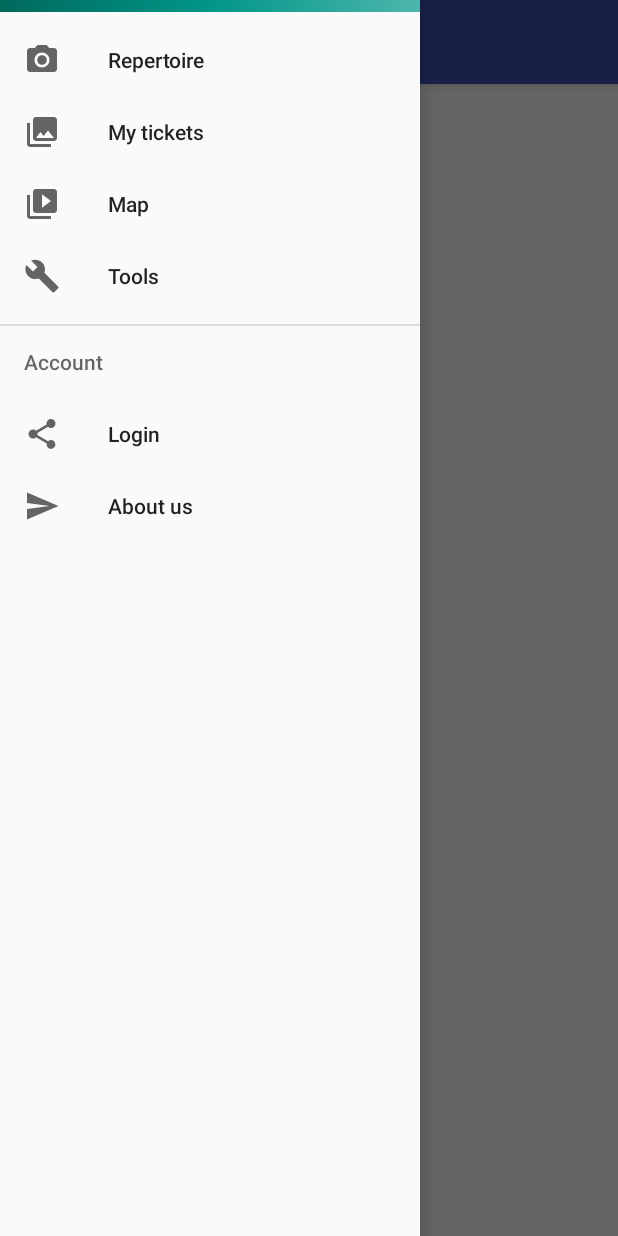
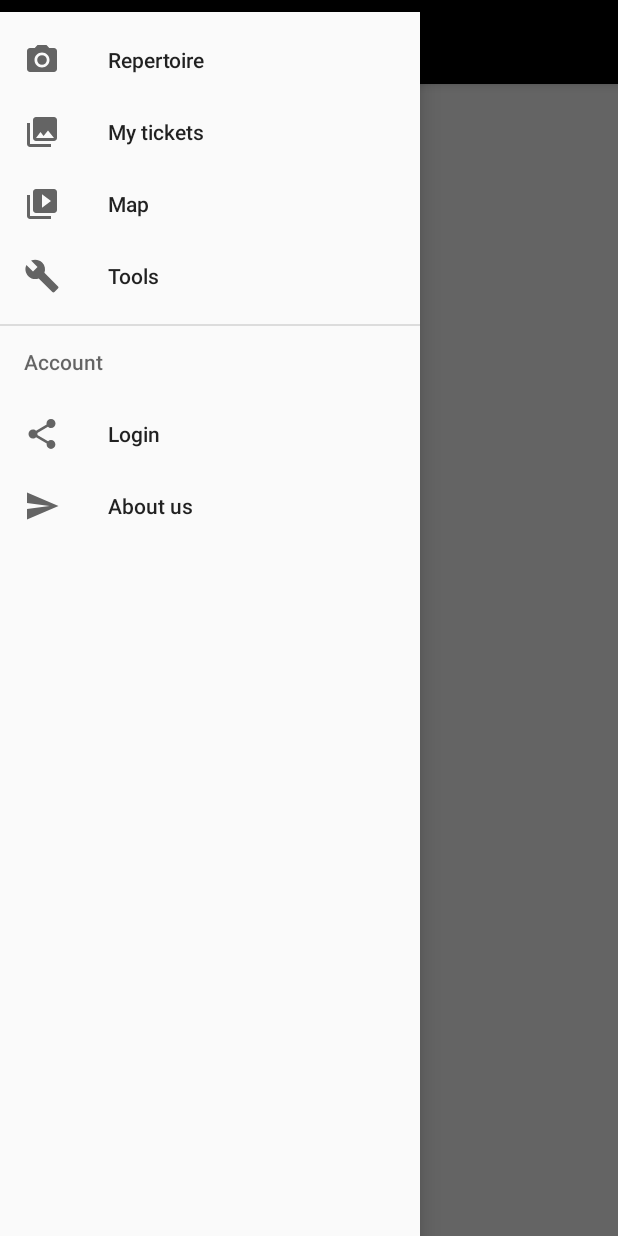
Before and after one commit to ryfles2/Theatr, an Android app: the screen it shows after launch (MenuTheaterActivity), with the side drawer open, on a phone screen of 412 x 824 dp. Run offline under Robolectric (Android 15) with nearby library versions, the phone set to English and light mode, and no system bars; our stand-ins replace Firebase (no records; nobody signed in at launch, a user with empty details on screens opened directly), Picasso; libraries missing offline, so code that uses them is left out: com.paypal.android; 4 statements that could not run were skipped.

Commit message:
czarne kolory + wstęp  do 2 języków

```diff
--- a/app/src/main/res/layout/fragment_repertoire.xml
+++ b/app/src/main/res/layout/fragment_repertoire.xml
@@ -18,7 +18,8 @@
     <TextView
         android:id="@+id/repertuarInfo"
         android:layout_width="match_parent"
-        android:layout_height="wrap_content"
+        android:layout_height="0dp"
+        android:layout_weight="1"
         android:layout_alignParentBottom="true"
         android:background="@android:color/darker_gray"
         android:gravity="center"
--- a/app/src/main/res/layout/nav_header_menu_theater.xml
+++ b/app/src/main/res/layout/nav_header_menu_theater.xml
@@ -3,7 +3,7 @@
     xmlns:app="http://schemas.android.com/apk/res-auto"
     android:layout_width="match_parent"
     android:layout_height="@dimen/nav_header_height"
-    android:background="@drawable/side_nav_bar"
+    android:background="@android:color/black"
     android:gravity="bottom"
     android:orientation="vertical"
     android:paddingBottom="@dimen/activity_vertical_margin"
@@ -14,10 +14,10 @@
 
     <ImageView
         android:id="@+id/imageView"
-        android:layout_width="wrap_content"
-        android:layout_height="wrap_content"
+        android:layout_width="100dp"
+        android:layout_height="100dp"
         android:paddingTop="@dimen/nav_header_vertical_spacing"
-        app:srcCompat="@mipmap/ic_launcher_round" />
+        app:srcCompat="@mipmap/theatre512" />
 
     <TextView
         android:id="@+id/txtFullName"
--- a/app/src/main/res/menu/activity_menu_theater_drawer.xml
+++ b/app/src/main/res/menu/activity_menu_theater_drawer.xml
@@ -7,7 +7,7 @@
         <item
             android:id="@+id/nav_Repertoire"
             android:icon="@drawable/ic_menu_camera"
-            android:title="Repertoire" />
+            android:title="@string/repertoire_category" />
         <item
             android:id="@+id/nav_MyTickets"
             android:icon="@drawable/ic_menu_gallery"
--- a/app/src/main/res/values/strings.xml
+++ b/app/src/main/res/values/strings.xml
@@ -1,5 +1,5 @@
 <resources>
-    <string name="app_name">Theatre</string>
+    <string name="app_name">M and R Theathre</string>
     <string name="label_google_sign_in">Firebase + Google Sign In</string>
     <string name="desc_google_sign_in">Use a Google Sign In credential to authenticate with Firebase.</string>
 
@@ -68,6 +68,7 @@
 
     <string name="twitter_status_fmt">Twitter User: %s</string>
     <string name="twitter_title_text">Twitter Login</string>
+    <string name="repertoire_category">Repertoire</string>
 
     <string name="firebaseui_status_fmt">Firebase User: %s</string>
     <string name="firebaseui_title_text">FirebaseUI Auth</string>
--- a/app/src/main/res/values/styles.xml
+++ b/app/src/main/res/values/styles.xml
@@ -2,9 +2,9 @@
 
     <!-- Base application theme. -->
     <style name="AppTheme" parent="Theme.AppCompat.Light.DarkActionBar">
-        <item name="colorPrimary">@color/colorPrimary</item>
-        <item name="colorPrimaryDark">@color/colorPrimaryDark</item>
-        <item name="colorAccent">@color/colorAccent</item>
+        <item name="colorPrimary">@android:color/black</item>
+        <item name="colorPrimaryDark">@android:color/black</item>
+        <item name="colorAccent">@android:color/black</item>
     </style>
 
     <!-- Activity with no Title -->
```
Also changed, not shown: 1 other file.
